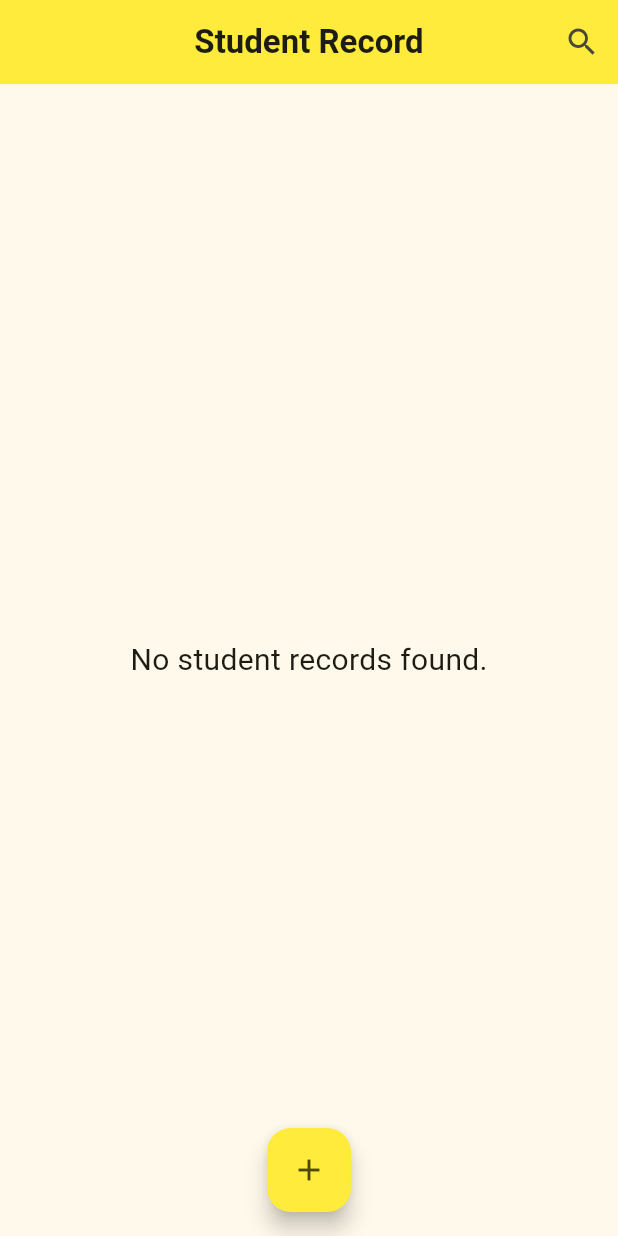
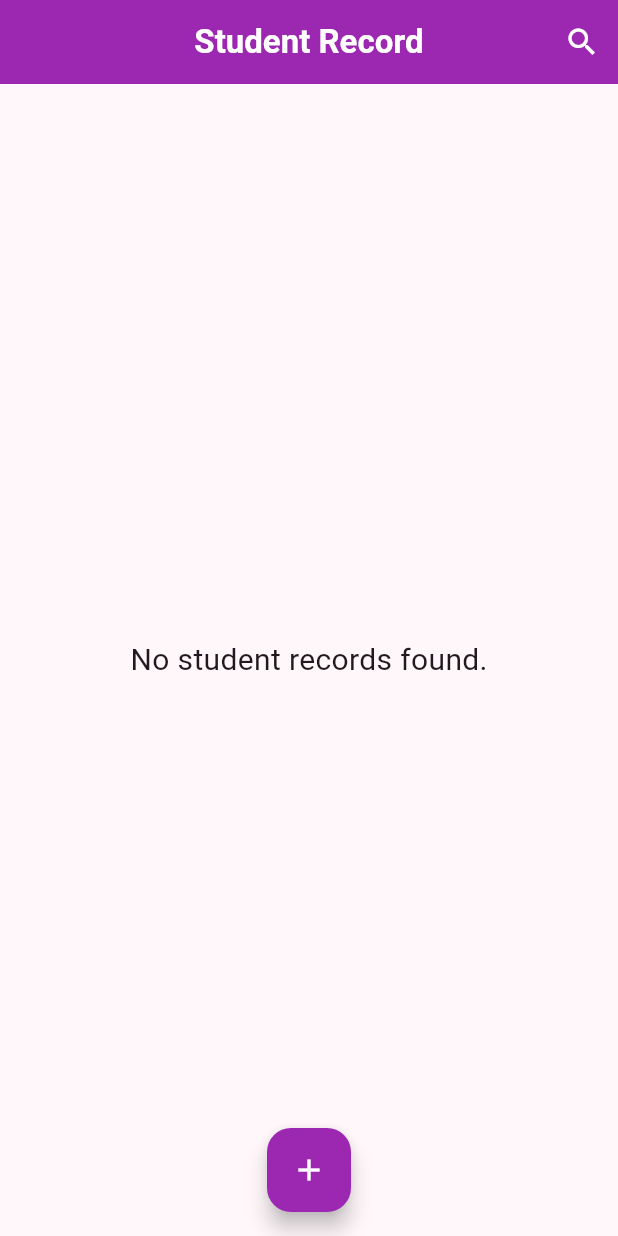
Before and after one commit to safwanpulisseri/Student-Record-App-with-getX, a Flutter app: the screen it shows after launch, on a phone screen of 412 x 824 dp. Run offline on Flutter 3.47's test engine with Material 3 defaults, Android fonts, the light colour scheme and no system bars; our stand-ins replace image_picker, lottie, sqflite; accounts and stored records are empty.

Commit message:
before implementing getX

```diff
--- a/lib/main.dart
+++ b/lib/main.dart
@@ -1,5 +1,6 @@
 import 'package:flutter/material.dart';
 import 'package:student_details_app/controller/controller.dart';
+import 'package:student_details_app/screens/home_screen.dart';
 import 'package:student_details_app/screens/splash_screen.dart';
 
 Future<void> main() async {
@@ -16,10 +17,10 @@ class MyApp extends StatelessWidget {
     return MaterialApp(
       debugShowCheckedModeBanner: false,
       theme: ThemeData(
-        colorScheme: ColorScheme.fromSeed(seedColor: Colors.yellow),
+        colorScheme: ColorScheme.fromSeed(seedColor: Colors.purple),
         useMaterial3: true,
       ),
-      home: const ScreenSplash(),
+      home: const ScreenHome(),
     );
   }
 }
--- a/lib/screens/home_screen.dart
+++ b/lib/screens/home_screen.dart
@@ -18,11 +18,12 @@ class _ScreenHomeState extends State<ScreenHome> {
   Widget build(BuildContext context) {
     return Scaffold(
       appBar: AppBar(
-        backgroundColor: Colors.yellow,
+        backgroundColor: Colors.purple,
         title: const Text(
           'Student Record',
           style: TextStyle(
             fontWeight: FontWeight.bold,
+            color: Colors.white,
           ),
         ),
         centerTitle: true,
@@ -36,6 +37,7 @@ class _ScreenHomeState extends State<ScreenHome> {
             },
             icon: const Icon(
               Icons.search,
+              color: Colors.white,
             ),
           ),
         ],
@@ -120,14 +122,17 @@ class _ScreenHomeState extends State<ScreenHome> {
       ),
       floatingActionButtonLocation: FloatingActionButtonLocation.centerFloat,
       floatingActionButton: FloatingActionButton(
-        backgroundColor: Colors.yellow,
+        backgroundColor: Colors.purple,
         onPressed: () {
           Navigator.push(
             context,
             MaterialPageRoute(builder: (context) => const ScreenAdd()),
           );
         },
-        child: const Icon(Icons.add),
+        child: const Icon(
+          Icons.add,
+          color: Colors.white,
+        ),
       ),
     );
   }
--- a/pubspec.yaml
+++ b/pubspec.yaml
@@ -39,6 +39,7 @@ dependencies:
   sqflite: ^2.3.3
   image_picker: ^1.0.7
   provider: ^6.1.2
+  get: ^4.6.6
   #path_provider: ^2.1.2
 
 dev_dependencies:
```
Also changed, not shown: lib/screens/add_screen.dart (+10 -27 lines), lib/screens/details_screen.dart (+7 -9 lines), lib/screens/update_screen.dart (+9 -11 lines), lib/widgets/snackbar.dart (added, +17 -0 lines), pubspec.lock.
